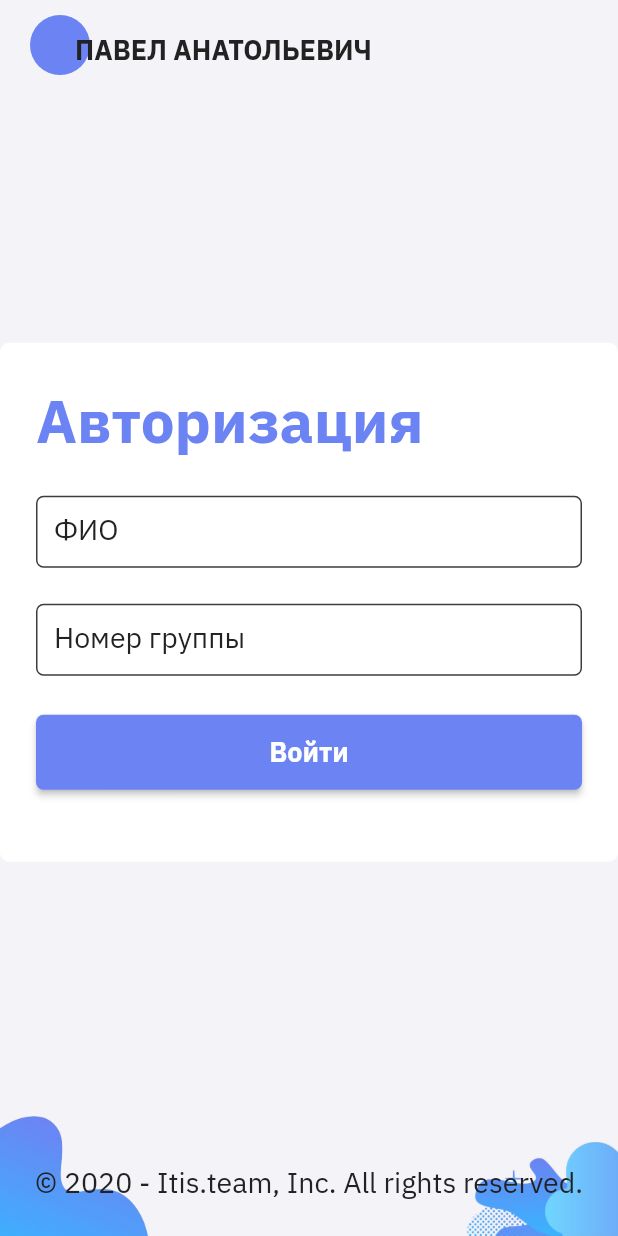
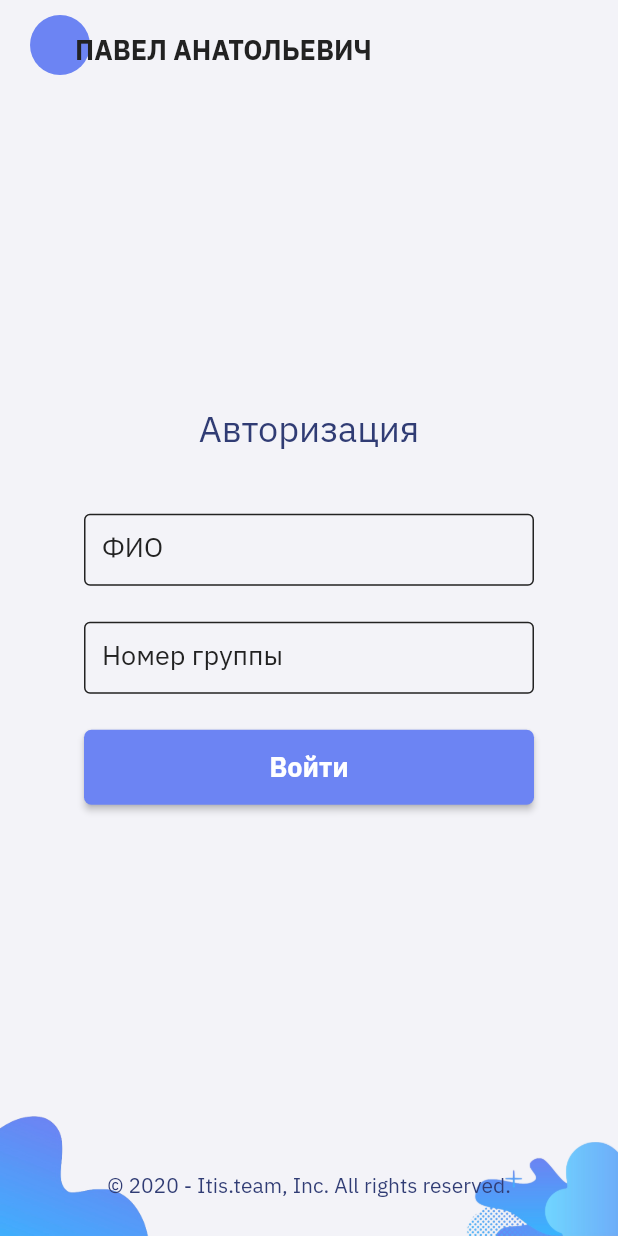
Before and after one commit to MysticalNobody/cp_2020_rosset, a Flutter app: the screen it shows after launch, on a phone screen of 412 x 824 dp. Run offline on Flutter 3.47's test engine with Material 2 defaults, Android fonts, the phone set to English and light mode, and no system bars; our stand-ins replace dio, eva_icons_flutter, form_validator, get, get_storage, jiffy and 3 more; missing offline and left inert: feature_discovery, supercharged_dart; accounts and stored records are empty; generated files the repository leaves out were written again.

Commit message:
fix auth screen

```diff
--- a/lib/app/modules/auth/views/auth_view.dart
+++ b/lib/app/modules/auth/views/auth_view.dart
@@ -2,6 +2,7 @@ import 'package:flutter/material.dart';
 import 'package:form_validator/form_validator.dart';
 import 'package:get/get.dart';
 import 'package:rosset_client/app/modules/auth/controllers/auth_controller.dart';
+import 'package:rosset_client/app/modules/auth/widgets/text_input.dart';
 import 'package:rosset_client/theme/app_colors.dart';
 import 'package:rosset_client/theme/app_text_styles.dart';
 import 'package:rosset_client/utils/get_busy_mixin.dart';
@@ -91,44 +92,33 @@ class AuthView extends GetView<AuthController> {
                   children: [
                     SizedBox(height: 24),
                     Spacer(),
-                    Container(
-                      decoration: BoxDecoration(
-                        color: AppColors.white,
-                        borderRadius: BorderRadius.circular(6),
+                    Text(
+                      'Авторизация',
+                      textAlign: TextAlign.center,
+                      style: TextStyle(
+                        fontSize: Get.width > 600 ? 36 : 24,
+                        color: Color(0xFF303C74),
                       ),
-                      padding: EdgeInsets.all(24),
-                      constraints: BoxConstraints(maxWidth: 600),
-                      child: Column(
-                        crossAxisAlignment: CrossAxisAlignment.start,
-                        children: [
-                          Text('Авторизация', style: AppTextStyles.headLine3.copyWith(color: AppColors.secondary)),
-                          SizedBox(height: 24),
-                          TextFormField(
-                            decoration: InputDecoration(
-                              contentPadding: EdgeInsets.symmetric(horizontal: 12),
+                    ),
+                    SizedBox(height: 40),
+                    TextInputWidget(
                       labelText: 'ФИО',
-                              labelStyle: AppTextStyles.mediumLabel,
-                            ),
                       controller: controller.loginController,
-                            validator: ValidationBuilder().minLength(1, 'Необходимо ввести ФИО').build(),
                       focusNode: controller.loginFocusNode,
-                            keyboardType: TextInputType.name,
-                            textCapitalization: TextCapitalization.none,
                     ),
                     SizedBox(height: 24),
-                          TextFormField(
-                            decoration: InputDecoration(
-                              contentPadding: EdgeInsets.symmetric(horizontal: 12),
+                    TextInputWidget(
                       labelText: 'Номер группы',
-                              labelStyle: AppTextStyles.mediumLabel,
-                            ),
-                            validator: ValidationBuilder().minLength(1, 'Необходимо ввести Номер группы').build(),
                       controller: controller.passwordController,
                       focusNode: controller.passwordFocusNode,
                     ),
-                          SizedBox(height: 26),
-                          SizedBox(
-                            width: double.infinity,
+                    SizedBox(height: 24),
+                    Container(
+                      constraints: BoxConstraints(
+                        minWidth: Get.width * .4,
+                        maxWidth: Get.width * .8,
+                      ),
+                      width: 300,
                       child: RaisedButton(
                         color: AppColors.secondary,
                         onPressed: controller.action,
@@ -138,14 +128,13 @@ class AuthView extends GetView<AuthController> {
                         ),
                       ),
                     ),
-                          SizedBox(height: 24),
-                        ],
-                      ),
-                    ),
                     Spacer(),
                     Text(
                       '© 2020 - Itis.team, Inc. All rights reserved.',
-                      style: AppTextStyles.mediumLabel,
+                      style: TextStyle(
+                        fontSize: Get.width > 600 ? 20 : 14,
+                        color: Color(0xFF303C74),
+                      ),
                     ),
                     SizedBox(height: 25),
                   ],
--- /dev/null
+++ b/lib/app/modules/auth/widgets/text_input.dart
@@ -0,0 +1,66 @@
+import 'package:flutter/material.dart';
+import 'package:form_validator/form_validator.dart';
+import 'package:get/get.dart';
+import 'package:rosset_client/theme/app_colors.dart';
+
+class TextInputWidget extends StatelessWidget {
+  const TextInputWidget({
+    Key key,
+    @required this.labelText,
+    @required this.controller,
+    @required this.focusNode,
+  }) : super(key: key);
+
+  final String labelText;
+  final TextEditingController controller;
+  final FocusNode focusNode;
+
+  @override
+  Widget build(BuildContext context) {
+    return Container(
+      constraints: BoxConstraints(
+        minWidth: Get.width * .4,
+        maxWidth: Get.width * .8,
+      ),
+      width: 300,
+      child: TextFormField(
+        cursorColor: AppColors.secondary,
+        style: TextStyle(
+          fontSize: 18,
+          fontWeight: FontWeight.normal,
+          color: AppColors.text,
+        ),
+        decoration: InputDecoration(
+          contentPadding: EdgeInsets.symmetric(horizontal: 12),
+          labelText: labelText,
+          labelStyle: TextStyle(
+            fontSize: 18,
+            fontWeight: FontWeight.normal,
+            color: AppColors.text,
+          ),
+          focusedBorder: OutlineInputBorder(
+            borderSide: BorderSide(
+              color: AppColors.secondary,
+              width: 2,
+            ),
+          ),
+          border: OutlineInputBorder(
+            borderSide: BorderSide(
+              color: AppColors.text,
+              width: 1,
+            ),
+          ),
+          enabledBorder: OutlineInputBorder(
+            borderSide: BorderSide(
+              color: AppColors.text,
+              width: 1,
+            ),
+          ),
+        ),
+        validator: ValidationBuilder().minLength(1, 'Необходимо ввести $labelText').build(),
+        controller: controller,
+        focusNode: focusNode,
+      ),
+    );
+  }
+}
```
Lines whose indentation alone changed are shown as unchanged.
